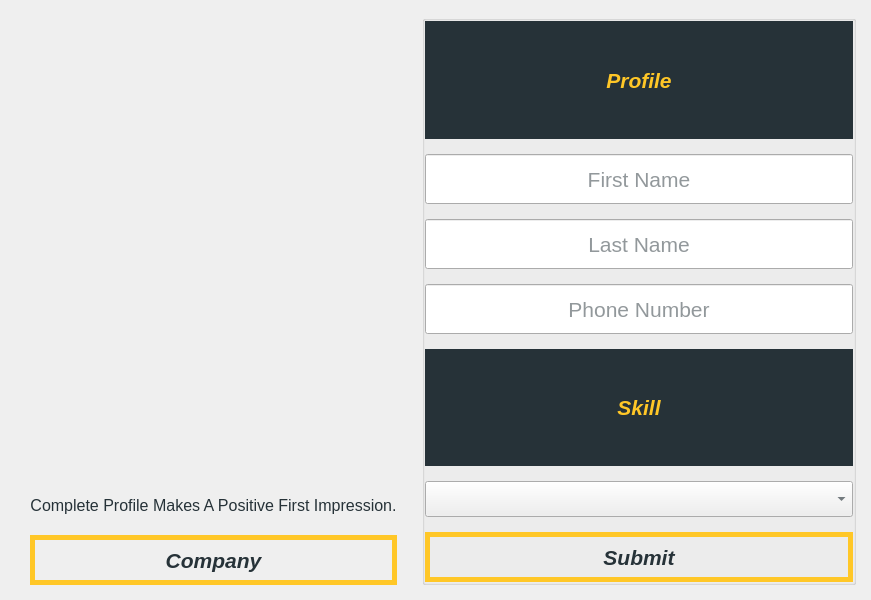
Qt form Forms/profile.ui (Sobrah/Linkedin) before a commit.
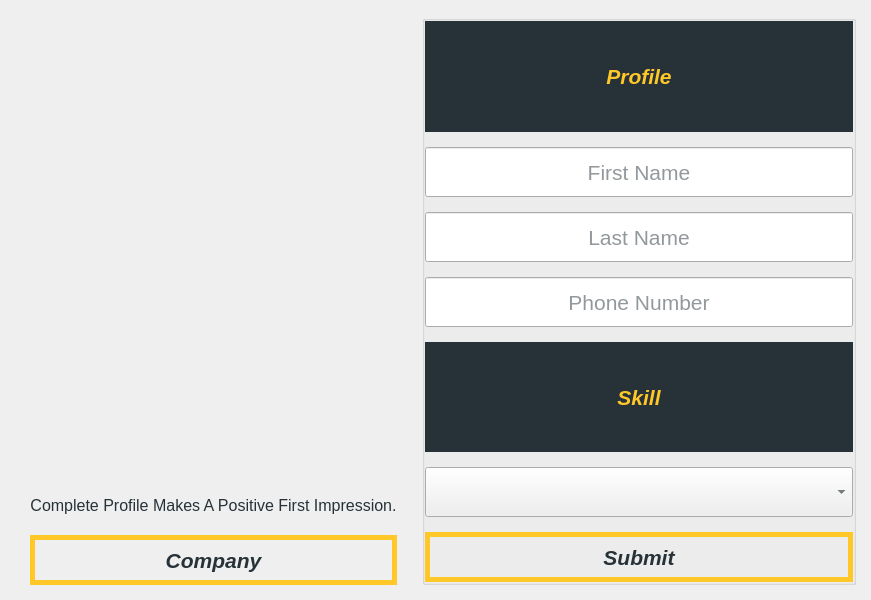
The same form after that commit. Icons and pictures are not drawn.

The edit to the form file:
```diff
--- a/Forms/profile.ui
+++ b/Forms/profile.ui
@@ -268,6 +268,18 @@
       </item>
       <item>
        <widget class="QComboBox" name="skillCombo">
+        <property name="minimumSize">
+         <size>
+          <width>0</width>
+          <height>50</height>
+         </size>
+        </property>
+        <property name="maximumSize">
+         <size>
+          <width>16777215</width>
+          <height>50</height>
+         </size>
+        </property>
         <property name="font">
          <font>
           <pointsize>18</pointsize>
```
